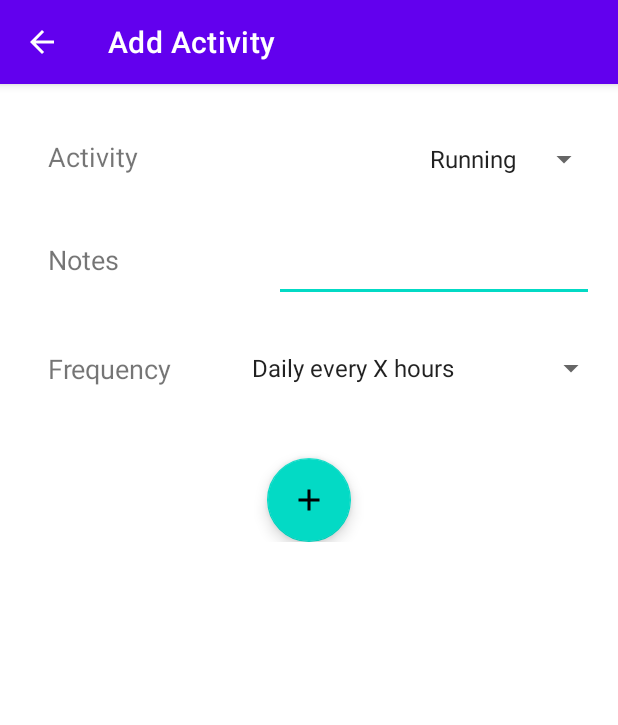
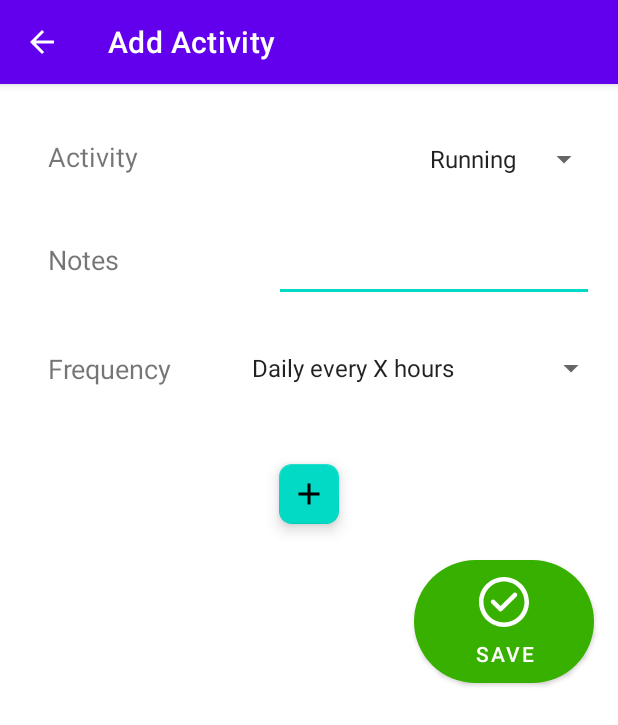
Before and after one commit to joaodiogo10/IHC_Project, an Android app: the AddActivityActivity screen opened directly, with no data from a screen before it, on a phone screen of 412 x 824 dp. Shown: the top 725 px of the screen. Run offline under Robolectric (Android 15) with nearby library versions, the phone set to English and light mode, and no system bars.

Commit message:
buttons changed

```diff
--- a/app/src/main/res/layout/activity_add_activity.xml
+++ b/app/src/main/res/layout/activity_add_activity.xml
@@ -94,10 +94,33 @@
             android:layout_marginBottom="10dp"
             android:paddingBottom="10dp"
             android:src="@drawable/ic_baseline_add_24"
+            app:fabSize="mini"
             app:layout_constraintEnd_toEndOf="parent"
             app:layout_constraintStart_toStartOf="parent"
-        app:layout_constraintTop_toBottomOf="@id/addMedicationHourRecyclerView" />
+            app:layout_constraintTop_toBottomOf="@id/addMedicationHourRecyclerView"
+            app:shapeAppearanceOverlay="@style/ButtonAdd" />
 
+        <Button
+            android:id="@+id/buttonCheck"
+            android:layout_width="120dp"
+            android:layout_height="wrap_content"
+            android:layout_marginTop="20dp"
+            android:layout_marginEnd="16dp"
+            android:layout_marginRight="16dp"
+            android:layout_marginBottom="20dp"
+            android:background="@drawable/custom_button"
+            android:drawableTop="@drawable/check_smaller"
+            android:paddingTop="5dp"
+            android:text="Save"
+            android:textColor="@color/white"
+            app:backgroundTint="@color/dark_green"
+            app:drawableTint="@color/white"
+            app:layout_constraintBottom_toBottomOf="parent"
+            app:layout_constraintEnd_toEndOf="parent"
+            app:layout_constraintHorizontal_bias="1.0"
+            app:layout_constraintStart_toEndOf="@+id/floatingActionButton"
+            app:layout_constraintTop_toBottomOf="@+id/floatingActionButton"
+            app:layout_constraintVertical_bias="0.0" />
     </androidx.constraintlayout.widget.ConstraintLayout>
 
 </ScrollView>
--- a/app/src/main/res/values/colors.xml
+++ b/app/src/main/res/values/colors.xml
@@ -12,4 +12,5 @@
     <color name="buttonTint">#34B3B6B0</color>
     <color name="blue">#009EFD</color>
     <color name="grey">#a9a9a9</color>
+    <color name="dark_green">#38b000</color>
 </resources>
--- /dev/null
+++ b/app/src/main/res/values/fab_styles.xml
@@ -0,0 +1,6 @@
+<?xml version="1.0" encoding="utf-8"?>
+<resources>
+    <style name="ButtonAdd">
+        <item name="cornerSize">20%</item>
+    </style>
+</resources>
```
Also changed, not shown: app/src/main/res/layout/activity_add_measurement.xml (+24 -1 lines), app/src/main/res/layout/activity_add_medication.xml (+24 -1 lines), app/src/main/res/layout/activity_add_symptom_check.xml (+24 -1 lines), app/src/main/res/layout/dialog.xml (+10 -8 lines), app/src/main/res/layout/dialog_medication_task.xml (+10 -8 lines), app/src/main/res/layout/dialog_symptom_check.xml (+18 -15 lines). Lines whose indentation alone changed are shown as unchanged.
